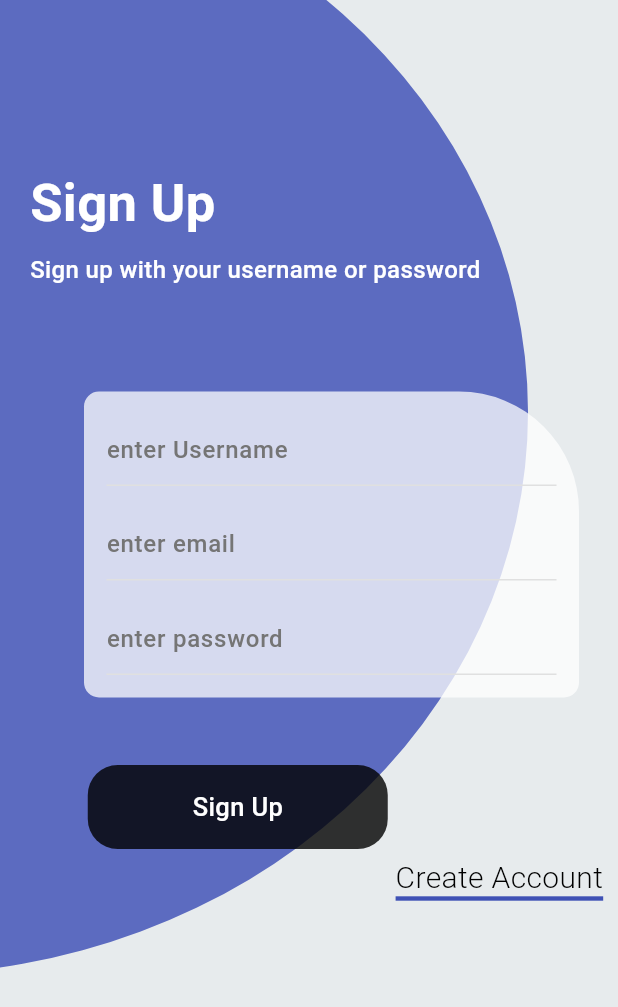
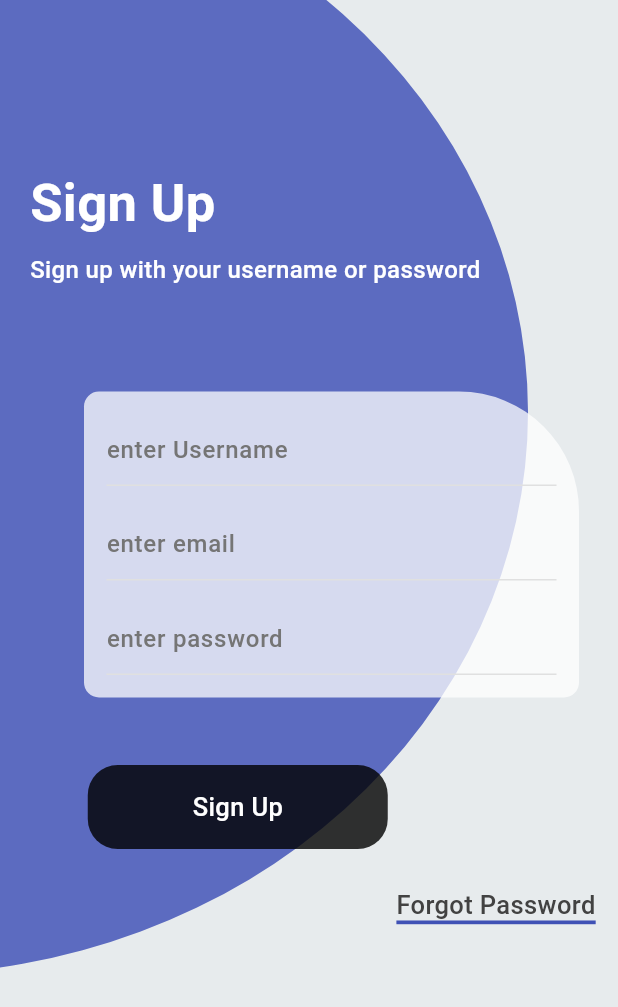
Before and after one commit to Vinesh018/PlusFitness001, a Flutter app: the screen it shows after launch, on a phone screen of 412 x 824 dp. Shown: the top 1007 px of the screen. Run offline on Flutter 3.47's test engine with Material 3 defaults, Android fonts, the phone set to English and light mode, and no system bars; our stand-ins replace liquid_progress_indicator_v2, percent_indicator.

Commit message:
Sign Up Page FormAted

```diff
--- a/lib/Bhautik/b_sign_up.dart
+++ b/lib/Bhautik/b_sign_up.dart
@@ -1,3 +1,4 @@
+import 'package:flutter/cupertino.dart';
 import 'package:flutter/material.dart';
 import 'dart:ui' as ui;
 
@@ -74,31 +75,7 @@ class InnerdataOfBlueContainer extends StatelessWidget {
       child: Column(
         crossAxisAlignment: CrossAxisAlignment.stretch,
         children: [
-          Padding(
-            padding: const EdgeInsets.only(top: 110, left: 20),
-            child: Column(
-              crossAxisAlignment: CrossAxisAlignment.start,
-              children: [
-                Text(
-                  'Sign Up',
-                  style: TextStyle(
-                      fontSize: 35,
-                      color: Colors.white,
-                      fontWeight: FontWeight.w600),
-                ),
-                Padding(
-                  padding: const EdgeInsets.only(top: 8),
-                  child: Text(
-                    'Sign up with your username or password',
-                    style: TextStyle(
-                        color: Colors.white,
-                        fontFamily: 'FontMain',
-                        fontSize: 16),
-                  ),
-                )
-              ],
-            ),
-          ),
+          mainAndSubHeading(),
           Padding(
             padding: const EdgeInsets.only(left: 30, top: 70),
             child: Column(
@@ -117,7 +94,105 @@ class InnerdataOfBlueContainer extends StatelessWidget {
                   child: Column(
                     crossAxisAlignment: CrossAxisAlignment.center,
                     children: [
+                      enterUsernameTextField(),
+                      enterEmailTextField(),
+                      enterPasswordTextField()
+                    ],
+                  ),
+                ),
+                signUpButtonField(),
+              ],
+            ),
+          ),
+          fogotPassword(),
+        ],
+      ),
+    );
+  }
+
+  Widget enterPasswordTextField() {
+    return Padding(
+      padding: const EdgeInsets.only(top: 15, left: 15, right: 15, bottom: 15),
+      child: TextField(
+        maxLines: 1,
+        style: TextStyle(
+            color: Colors.indigo.shade700,
+            decoration: TextDecoration.none,
+            decorationColor: Color.fromARGB(0, 252, 230, 166)),
+        cursorColor: Colors.grey,
+        decoration: InputDecoration(
+          enabledBorder: UnderlineInputBorder(
+              borderSide: BorderSide(color: Colors.grey.shade300)),
+          hintText: 'enter password',
+          hintStyle: TextStyle(
+              fontSize: 16,
+              fontFamily: 'FontMain',
+              color: Colors.grey.shade600),
+          focusedBorder: UnderlineInputBorder(
+            borderSide: BorderSide(color: Colors.grey.shade300),
+          ),
+        ),
+      ),
+    );
+  }
+
+  Widget signUpButtonField() {
+    return Padding(
+      padding: const EdgeInsets.only(top: 45, right: 125),
+      child: InkWell(
+        child: Container(
+            decoration: BoxDecoration(
+              borderRadius: BorderRadius.circular(20),
+              color: Colors.black.withOpacity(0.80),
+            ),
+            width: 200,
+            child: Padding(
+              padding: const EdgeInsets.symmetric(vertical: 16, horizontal: 35),
+              child: Center(
+                  child: Text(
+                "Sign Up",
+                style: TextStyle(
+                    color: Colors.white, fontFamily: 'FontMain', fontSize: 17),
+              )),
+            )),
+        onTap: null,
+      ),
+    );
+  }
+
+  Widget fogotPassword() {
+    return Padding(
+      padding: const EdgeInsets.only(right: 5, top: 20),
+      child: Row(
+        mainAxisAlignment: MainAxisAlignment.end,
+        children: [
           Padding(
+            padding: const EdgeInsets.all(10),
+            child: InkWell(
+              child: Text(
+                'Forgot Password',
+                style: TextStyle(
+                    decoration: TextDecoration.underline,
+                    fontSize: 17,
+                    color: Colors.transparent,
+                    fontFamily: 'FontMain',
+                    fontWeight: FontWeight.w100,
+                    decorationColor: Colors.indigo,
+                    decorationThickness: 3,
+                    shadows: [
+                      Shadow(color: Colors.grey.shade800, offset: Offset(0, -5))
+                    ]),
+              ),
+              onTap: null,
+            ),
+          ),
+        ],
+      ),
+    );
+  }
+
+  Widget enterEmailTextField() {
+    return Padding(
       padding: const EdgeInsets.only(
         top: 15,
         left: 15,
@@ -128,26 +203,26 @@ class InnerdataOfBlueContainer extends StatelessWidget {
         style: TextStyle(
             color: Colors.indigo.shade700,
             decoration: TextDecoration.none,
-                              decorationColor:
-                                  Color.fromARGB(0, 252, 230, 166)),
+            decorationColor: Color.fromARGB(0, 252, 230, 166)),
         cursorColor: Colors.grey,
         decoration: InputDecoration(
           enabledBorder: UnderlineInputBorder(
-                                borderSide:
-                                    BorderSide(color: Colors.grey.shade300)),
-                            hintText: 'enter Username',
+              borderSide: BorderSide(color: Colors.grey.shade300)),
+          hintText: 'enter email',
           hintStyle: TextStyle(
               fontSize: 16,
               fontFamily: 'FontMain',
               color: Colors.grey.shade600),
           focusedBorder: UnderlineInputBorder(
-                              borderSide:
-                                  BorderSide(color: Colors.grey.shade300),
+            borderSide: BorderSide(color: Colors.grey.shade300),
           ),
         ),
       ),
-                      ),
-                      Padding(
+    );
+  }
+
+  Widget enterUsernameTextField() {
+    return Padding(
       padding: const EdgeInsets.only(
         top: 15,
         left: 15,
@@ -158,105 +233,42 @@ class InnerdataOfBlueContainer extends StatelessWidget {
         style: TextStyle(
             color: Colors.indigo.shade700,
             decoration: TextDecoration.none,
-                              decorationColor:
-                                  Color.fromARGB(0, 252, 230, 166)),
+            decorationColor: Color.fromARGB(0, 252, 230, 166)),
         cursorColor: Colors.grey,
         decoration: InputDecoration(
           enabledBorder: UnderlineInputBorder(
-                                borderSide:
-                                    BorderSide(color: Colors.grey.shade300)),
-                            hintText: 'enter email',
+              borderSide: BorderSide(color: Colors.grey.shade300)),
+          hintText: 'enter Username',
           hintStyle: TextStyle(
               fontSize: 16,
               fontFamily: 'FontMain',
               color: Colors.grey.shade600),
           focusedBorder: UnderlineInputBorder(
-                              borderSide:
-                                  BorderSide(color: Colors.grey.shade300),
+            borderSide: BorderSide(color: Colors.grey.shade300),
           ),
         ),
       ),
+    );
+  }
+
+  Widget mainAndSubHeading() {
+    return Padding(
+      padding: const EdgeInsets.only(top: 110, left: 20),
+      child: Column(
+        crossAxisAlignment: CrossAxisAlignment.start,
+        children: [
+          Text(
+            'Sign Up',
+            style: TextStyle(
+                fontSize: 35, color: Colors.white, fontWeight: FontWeight.w600),
           ),
           Padding(
-                        padding: const EdgeInsets.only(
-                            top: 15, left: 15, right: 15, bottom: 15),
-                        child: TextField(
-                          maxLines: 1,
+            padding: const EdgeInsets.only(top: 8),
+            child: Text(
+              'Sign up with your username or password',
               style: TextStyle(
-                              color: Colors.indigo.shade700,
-                              decoration: TextDecoration.none,
-                              decorationColor:
-                                  Color.fromARGB(0, 252, 230, 166)),
-                          cursorColor: Colors.grey,
-                          decoration: InputDecoration(
-                            enabledBorder: UnderlineInputBorder(
-                                borderSide:
-                                    BorderSide(color: Colors.grey.shade300)),
-                            hintText: 'enter password',
-                            hintStyle: TextStyle(
-                                fontSize: 16,
-                                fontFamily: 'FontMain',
-                                color: Colors.grey.shade600),
-                            focusedBorder: UnderlineInputBorder(
-                              borderSide:
-                                  BorderSide(color: Colors.grey.shade300),
+                  color: Colors.white, fontFamily: 'FontMain', fontSize: 16),
             ),
-                          ),
-                        ),
-                      ),
-                    ],
-                  ),
-                ),
-                Padding(
-                  padding: const EdgeInsets.only(top: 45, right: 125),
-                  child: InkWell(
-                    child: Container(
-                        decoration: BoxDecoration(
-                          borderRadius: BorderRadius.circular(20),
-                          color: Colors.black.withOpacity(0.80),
-                        ),
-                        width: 200,
-                        child: Padding(
-                          padding: const EdgeInsets.symmetric(
-                              vertical: 16, horizontal: 35),
-                          child: Center(
-                              child: Text(
-                            "Sign Up",
-                            style: TextStyle(
-                                color: Colors.white,
-                                fontFamily: 'FontMain',
-                                fontSize: 17),
-                          )),
-                        )),
-                    onTap: null,
-                  ),
-                )
-              ],
-            ),
-          ),
-          Row(
-            mainAxisAlignment: MainAxisAlignment.end,
-            children: [
-              Padding(
-                padding: const EdgeInsets.all(10),
-                child: InkWell(
-                  child: Text(
-                    'Create Account',
-                    style: TextStyle(
-                        decoration: TextDecoration.underline,
-                        fontSize: 20,
-                        color: Colors.transparent,
-                        fontFamily: 'FontMainLight',
-                        decorationColor: Colors.indigo,
-                        decorationThickness: 3,
-                        shadows: [
-                          Shadow(color: Colors.black, offset: Offset(0, -5))
-                        ]),
-                  ),
-                  onTap: null,
-                ),
-              ),
-            ],
           )
         ],
       ),
```
Lines whose indentation alone changed are shown as unchanged.
